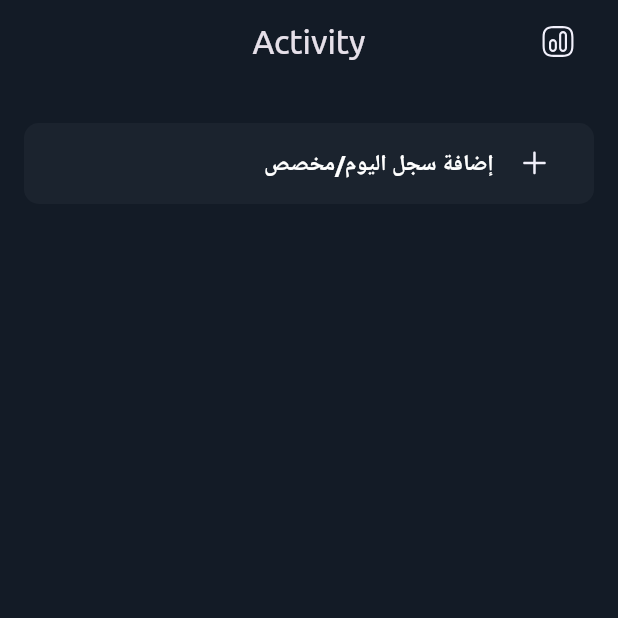
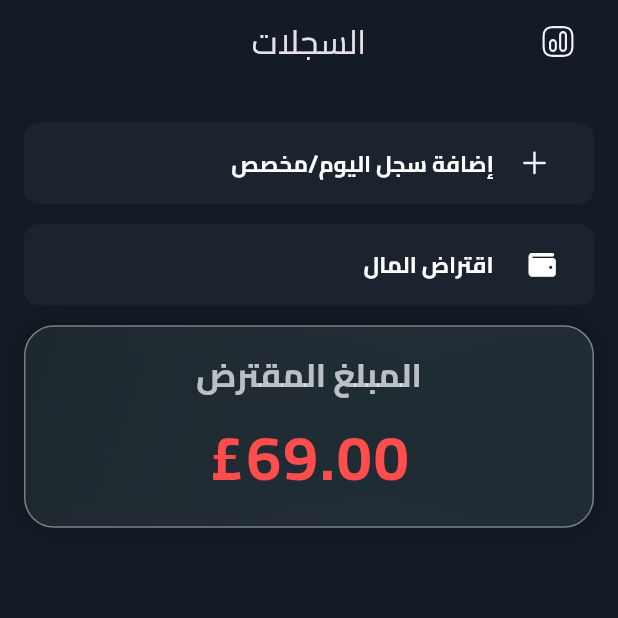
Before and after one commit to essamalrawi/hour_flow, a Flutter app: the screen it shows after launch, after a tap on "إضافة سجل اليوم/مخصص", on a phone screen of 412 x 824 dp, the top half of it. Run offline on Flutter 3.47's test engine with Material 3 defaults, Android fonts, the light colour scheme and no system bars; our stand-ins replace bloc, flutter_bloc, flutter_svg, font_awesome_flutter, shared_preferences; missing offline and left inert: dart:ffi, omni_datetime_picker.

Commit message:
add "borrowed money button" & done total hours

```diff
--- /dev/null
+++ b/lib/consnats.dart
@@ -0,0 +1,3 @@
+const String kTotalHours = 'totalHours';
+const String kBorrowedMoney = 'borrowedMoney';
+const String kWeekend = 'weekend';
--- a/lib/features/home_view/presentation/views/home_view.dart
+++ b/lib/features/home_view/presentation/views/home_view.dart
@@ -1,19 +1,23 @@
 import 'package:flutter/material.dart';
+import 'package:flutter_bloc/flutter_bloc.dart';
 import 'package:flutter_svg/flutter_svg.dart';
+import 'package:hour_flow/features/home_view/presentation/views/manager/set_data_cubit.dart';
 import 'package:hour_flow/features/home_view/presentation/views/widgets/home_view_body.dart';
 
 import '../../../../core/utils/app_images.dart';
 
 class HomeView extends StatelessWidget {
   const HomeView({super.key});
+
   static const String routeName = 'home';
+
   @override
   Widget build(BuildContext context) {
     return Scaffold(
       appBar: AppBar(
         backgroundColor: Colors.transparent,
         title: Text(
-          'Activity',
+          'السجلات',
           style: TextStyle(fontSize: 22),
         ),
         centerTitle: true,
@@ -30,7 +34,11 @@ class HomeView extends StatelessWidget {
               )),
         ],
       ),
-      body: SafeArea(child: HomeViewBody()),
+      body: SafeArea(
+          child: BlocProvider(
+        create: (context) => SetDataCubit(),
+        child: HomeViewBody(),
+      )),
     );
   }
 }
--- /dev/null
+++ b/lib/features/home_view/presentation/views/manager/set_data_cubit.dart
@@ -0,0 +1,56 @@
+import 'dart:developer';
+
+import 'package:bloc/bloc.dart';
+import 'package:meta/meta.dart';
+import 'package:omni_datetime_picker/omni_datetime_picker.dart';
+
+import '../../../../../consnats.dart';
+import '../../../../../core/services/shared_preferences_singleton.dart';
+
+part 'set_date_state.dart';
+
+class SetDataCubit extends Cubit<TimeState> {
+  SetDataCubit() : super(SetDataInitial());
+
+  setTime({required context}) async {
+    final List<DateTime>? dateTime =
+        await showOmniDateTimeRangePicker(context: context);
+    // Use dateTime here
+    if (dateTime != null) {
+      DateTime startTime = dateTime[0];
+      DateTime endTime = dateTime[1];
+
+      if (endTime.difference(startTime).inMinutes <= 0) {
+        emit(SetDataFailure("مينفعش تحط ارقام بالسالب"));
+      } else {
+        emit(SetDataLoading());
+        Prefs.setMinutes(
+            kTotalHours,
+            Prefs.getMinutes(kTotalHours) +
+                endTime.difference(startTime).inMinutes);
+        emit(SetDataSuccess());
+      }
+
+      delayedFunction();
+    }
+  }
+
+  setMoney({required money}) {
+    // Use dateTime here
+    emit(SetDataInitial());
+    if (money != null) {
+      double total = Prefs.getDouble(kBorrowedMoney);
+
+      Prefs.setDouble(kBorrowedMoney, money + total);
+      emit(SetDataSuccess());
+      delayedFunction();
+    }
+    emit(SetDataFailure(""));
+  }
+
+  void delayedFunction() {
+    Future.delayed(Duration(seconds: 4), () {
+      emit(SetDataInitial());
+    });
+  }
+}
--- /dev/null
+++ b/lib/features/home_view/presentation/views/manager/set_date_state.dart
@@ -0,0 +1,13 @@
+part of 'set_data_cubit.dart';
+
+@immutable
+sealed class TimeState {}
+
+final class SetDataInitial extends TimeState {}
+final class SetDataSuccess extends TimeState {}
+final class SetDataLoading extends TimeState {}
+final class SetDataFailure extends TimeState {
+  final String message;
+
+  SetDataFailure(this.message);
+}
--- /dev/null
+++ b/lib/features/home_view/presentation/views/widgets/borroed_money_widget.dart
@@ -0,0 +1,65 @@
+import 'dart:ui';
+
+import 'package:flutter/material.dart';
+import 'package:font_awesome_flutter/font_awesome_flutter.dart';
+
+class BorrowedMoneyWidget extends StatelessWidget {
+  final double amount;
+
+  const BorrowedMoneyWidget({super.key, required this.amount});
+
+  @override
+  Widget build(BuildContext context) {
+    return Container(
+      padding: const EdgeInsets.all(16),
+      decoration: BoxDecoration(
+        borderRadius: BorderRadius.circular(20),
+        gradient: LinearGradient(
+          colors: [
+            Colors.blueGrey.shade900.withOpacity(0.6),
+            Colors.blueGrey.shade700.withOpacity(0.3)
+          ],
+          begin: Alignment.topLeft,
+          end: Alignment.bottomRight,
+        ),
+        border: Border.all(color: Colors.white.withOpacity(0.4)),
+        boxShadow: [
+          BoxShadow(
+            color: Colors.black.withOpacity(0.2),
+            blurRadius: 12,
+            spreadRadius: 3,
+          )
+        ],
+      ),
+      child: ClipRRect(
+        borderRadius: BorderRadius.circular(20),
+        child: BackdropFilter(
+          filter: ImageFilter.blur(sigmaX: 12, sigmaY: 12),
+          child: Column(
+            mainAxisSize: MainAxisSize.min,
+            children: [
+              const Text(
+                "المبلغ المقترض",
+                style: TextStyle(
+                  fontSize: 22,
+                  fontWeight: FontWeight.bold,
+                  color: Colors.white70,
+                ),
+              ),
+              const SizedBox(height: 10),
+              Text(
+                "\£${amount.toStringAsFixed(2)}",
+                style: const TextStyle(
+                  fontSize: 42,
+                  fontWeight: FontWeight.bold,
+                  color: Color(0xffFF4C4C),
+                  letterSpacing: 1.2,
+                ),
+              ),
+            ],
+          ),
+        ),
+      ),
+    );
+  }
+}
--- a/lib/features/home_view/presentation/views/widgets/custom_button.dart
+++ b/lib/features/home_view/presentation/views/widgets/custom_button.dart
@@ -1,11 +1,24 @@
 import 'package:flutter/material.dart';
+import 'package:flutter_bloc/flutter_bloc.dart';
 import 'package:flutter_svg/flutter_svg.dart';
+import 'package:hour_flow/core/services/shared_preferences_singleton.dart';
+import 'package:hour_flow/features/home_view/presentation/views/manager/set_data_cubit.dart';
 import 'package:omni_datetime_picker/omni_datetime_picker.dart';
 
+import '../../../../../consnats.dart';
 import '../../../../../core/utils/app_images.dart';
 
 class CustomButton extends StatelessWidget {
-  const CustomButton({super.key});
+  const CustomButton({
+    super.key,
+    required this.title,
+    required this.icon,
+    this.onPressed,
+  });
+
+  final String title;
+  final Widget icon;
+  final void Function()? onPressed;
 
   @override
   Widget build(BuildContext context) {
@@ -22,24 +35,12 @@ class CustomButton extends StatelessWidget {
               borderRadius: BorderRadius.circular(10),
             ),
           ),
-          onPressed: () async {
-            // final DateTime? dateTime =
-            //     await showOmniDateTimePicker(context: context);
-
-            // Use dateTime here
-            // debugPrint('dateTime: $dateTime');
-
-            final List<DateTime>? dateTime =
-                await showOmniDateTimeRangePicker(context: context);
-
-            // Use dateTime here
-            debugPrint('dateTime: $dateTime');
-          },
+          onPressed: onPressed,
           child: Row(
             mainAxisAlignment: MainAxisAlignment.end,
             children: [
               Text(
-                'إضافة سجل اليوم/مخصص',
+                title,
                 style: TextStyle(
                     color: Colors.white,
                     fontSize: 15,
@@ -47,7 +48,7 @@ class CustomButton extends StatelessWidget {
               ),
               Padding(
                 padding: const EdgeInsets.symmetric(horizontal: 13.44),
-                child: SvgPicture.asset(Assets.imagesAdd),
+                child: icon,
               ),
             ],
           )),
--- a/lib/features/home_view/presentation/views/widgets/home_view_body.dart
+++ b/lib/features/home_view/presentation/views/widgets/home_view_body.dart
@@ -1,5 +1,20 @@
+import 'dart:ffi';
+import 'dart:ui';
+
 import 'package:flutter/material.dart';
+import 'package:flutter_bloc/flutter_bloc.dart';
+import 'package:flutter_svg/flutter_svg.dart';
+import 'package:font_awesome_flutter/font_awesome_flutter.dart';
+import 'package:hour_flow/consnats.dart';
+import 'package:hour_flow/core/services/shared_preferences_singleton.dart';
+import 'package:hour_flow/features/home_view/presentation/views/manager/set_data_cubit.dart';
 import 'package:hour_flow/features/home_view/presentation/views/widgets/custom_button.dart';
+import 'package:hour_flow/features/home_view/presentation/views/widgets/error_widget.dart';
+import 'package:hour_flow/features/home_view/presentation/views/widgets/showBorrowedMoneySheet.dart';
+import 'package:hour_flow/features/home_view/presentation/views/widgets/succes_widget.dart';
+import 'package:hour_flow/features/home_view/presentation/views/widgets/total_hours.dart';
+import '../../../../../core/utils/app_images.dart';
+import 'borroed_money_widget.dart';
 
 class HomeViewBody extends StatelessWidget {
   const HomeViewBody({super.key});
@@ -13,8 +28,54 @@ class HomeViewBody extends StatelessWidget {
           crossAxisAlignment: CrossAxisAlignment.stretch,
           children: [
             SizedBox(height: 26),
-            CustomButton(),
+            CustomButton(
+              title: "إضافة سجل اليوم/مخصص",
+              icon: SvgPicture.asset(Assets.imagesAdd),
+              onPressed: () {
+                BlocProvider.of<SetDataCubit>(context)
+                    .setTime(context: context);
+              },
+            ),
             SizedBox(height: 13.44),
+            CustomButton(
+              title: "اقتراض المال   ",
+              icon: Icon(
+                FontAwesomeIcons.wallet,
+                color: Colors.white,
+              ),
+              onPressed: () {
+                showBorrowMoneySheet(context);
+              },
+            ),
+            BlocBuilder<SetDataCubit, TimeState>(
+              builder: (context, state) {
+                return Prefs.getMinutes(kTotalHours) == 0
+                    ? SizedBox()
+                    : Column(
+                        crossAxisAlignment: CrossAxisAlignment.stretch,
+                        children: [
+                          SizedBox(height: 13.44),
+                          TotalHoursWidget(
+                            totalMinutes: Prefs.getMinutes(kTotalHours),
+                          ),
+                        ],
+                      );
+              },
+            ),
+            SizedBox(height: 13.44),
+            BorrowedMoneyWidget(
+              amount: 69,
+            ),
+            SizedBox(height: 13.44),
+            BlocBuilder<SetDataCubit, TimeState>(builder: (context, state) {
+              return state is SetDataSuccess
+                  ? SuccessWidget()
+                  : state is SetDataFailure
+                      ? ErrorWidgetCustom(
+                          errorMessage: state.message,
+                        )
+                      : SizedBox();
+            }),
           ],
         ),
       ),
--- a/lib/main.dart
+++ b/lib/main.dart
@@ -1,9 +1,11 @@
 import 'package:flutter/material.dart';
 import 'package:hour_flow/core/utils/app_colors.dart';
 import 'core/functions/on_generate_route.dart';
+import 'core/services/shared_preferences_singleton.dart';
 import 'features/splash_view/presentation/views/splash_view.dart';
 
-void main() {
+void main() async {  WidgetsFlutterBinding.ensureInitialized();
+await Prefs.init();
   runApp(const MainApp());
 }
 
@@ -16,8 +18,9 @@ class MainApp extends StatelessWidget {
       initialRoute: SplashView.routeName,
       debugShowCheckedModeBanner: false,
       onGenerateRoute: onGenerateRoute,
+      locale: const Locale('ar'),
       theme: ThemeData(
-        fontFamily: 'Ubuntu',
+        fontFamily: 'Cairo',
         brightness: Brightness.dark,
         scaffoldBackgroundColor: AppColors.primaryColor,
       ),
--- a/pubspec.yaml
+++ b/pubspec.yaml
@@ -10,9 +10,12 @@ dependencies:
   dropdown_button2: ^2.3.9
   flutter:
     sdk: flutter
+  flutter_bloc: ^9.0.0
   flutter_launcher_icons: ^0.14.3
   flutter_svg: ^2.0.17
+  font_awesome_flutter: ^10.8.0
   omni_datetime_picker: ^2.0.6
+  shared_preferences: ^2.5.2
 
 dev_dependencies:
   flutter_lints: ^5.0.0
```
Also changed, not shown: lib/core/services/shared_preferences_singleton.dart (added, +51 -0 lines), lib/features/home_view/presentation/views/widgets/error_widget.dart (added, +62 -0 lines), lib/features/home_view/presentation/views/widgets/showBorrowedMoneySheet.dart (added, +99 -0 lines), lib/features/home_view/presentation/views/widgets/succes_widget.dart (added, +55 -0 lines), lib/features/home_view/presentation/views/widgets/total_hours.dart (added, +54 -0 lines), assets/fonts/Cairo-Bold.ttf (added), assets/fonts/Cairo-Medium.ttf (added), assets/fonts/Cairo-Regular.ttf (added), assets/fonts/Cairo-SemiBold.ttf (added), lib/generated/assets.dart (added), pubspec.lock, 1 other file.
